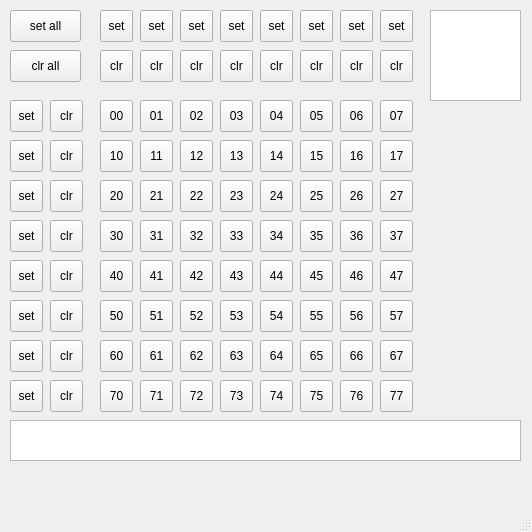
Before: the Qt Designer form src/PatternDrafter/patterndrafter.ui in jonathanschilling/OpenQuickDraw, drawn with Qt 5.
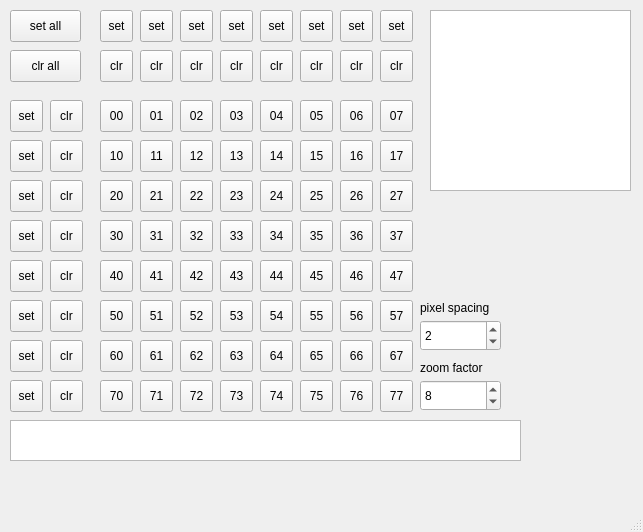
After: the same form once the commit is applied.

Commit message: add controls for inter-pixel spacing and zoom factor

```diff
--- a/src/PatternDrafter/patterndrafter.ui
+++ b/src/PatternDrafter/patterndrafter.ui
@@ -6,7 +6,7 @@
    <rect>
     <x>0</x>
     <y>0</y>
-    <width>532</width>
+    <width>643</width>
     <height>532</height>
    </rect>
   </property>
@@ -1495,11 +1495,66 @@
      <rect>
       <x>430</x>
       <y>10</y>
-      <width>91</width>
-      <height>91</height>
+      <width>201</width>
+      <height>181</height>
      </rect>
     </property>
    </widget>
+   <widget class="QSpinBox" name="spinBox_pixelSpacing">
+    <property name="geometry">
+     <rect>
+      <x>420</x>
+      <y>320</y>
+      <width>81</width>
+      <height>31</height>
+     </rect>
+    </property>
+    <property name="value">
+     <number>2</number>
+    </property>
+   </widget>
+   <widget class="QLabel" name="label">
+    <property name="geometry">
+     <rect>
+      <x>420</x>
+      <y>300</y>
+      <width>81</width>
+      <height>16</height>
+     </rect>
+    </property>
+    <property name="text">
+     <string>pixel spacing</string>
+    </property>
+   </widget>
+   <widget class="QLabel" name="label_2">
+    <property name="geometry">
+     <rect>
+      <x>420</x>
+      <y>360</y>
+      <width>81</width>
+      <height>16</height>
+     </rect>
+    </property>
+    <property name="text">
+     <string>zoom factor</string>
+    </property>
+   </widget>
+   <widget class="QSpinBox" name="spinBox_zoomFactor">
+    <property name="geometry">
+     <rect>
+      <x>420</x>
+      <y>380</y>
+      <width>81</width>
+      <height>31</height>
+     </rect>
+    </property>
+    <property name="minimum">
+     <number>1</number>
+    </property>
+    <property name="value">
+     <number>8</number>
+    </property>
+   </widget>
   </widget>
   <widget class="QMenuBar" name="menubar">
    <property name="geometry">
```
Left out of the diff: 4 changed lines with no effect on the pictures. The commit also changes 2 other files.
